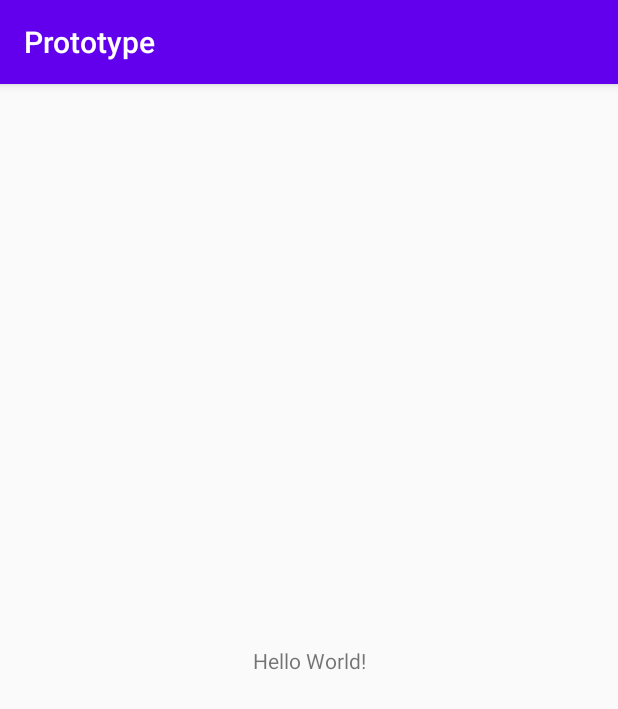
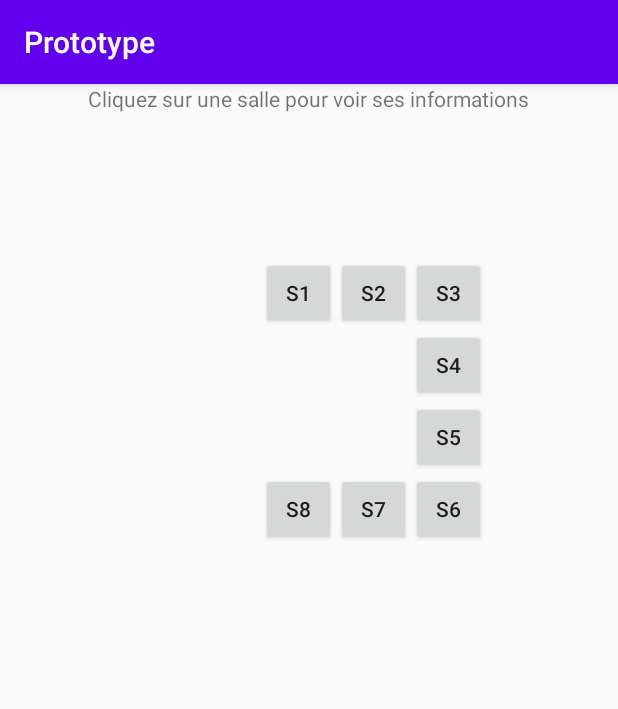
Before and after one commit to jeangeorgesdestruel/IHM-2022-Projet-MOE--Dhaisne---Gutierrez-, an Android app: the screen it shows after launch (MainActivity), on a phone screen of 412 x 824 dp. Shown: the top 709 px of the screen. Run offline under Robolectric (Android 15) with nearby library versions, the phone set to English and light mode, and no system bars.

Commit message:
Strings + Quelques vues

```diff
--- a/app/src/main/java/com/example/prototype/MainActivity.java
+++ b/app/src/main/java/com/example/prototype/MainActivity.java
@@ -9,6 +9,6 @@ public class MainActivity extends AppCompatActivity {
     @Override
     protected void onCreate(Bundle savedInstanceState) {
         super.onCreate(savedInstanceState);
-        setContentView(R.layout.activity_main);
+        setContentView(R.layout.salles);
     }
 }
--- a/app/src/main/res/layout/activity_main.xml
+++ /dev/null
@@ -1,18 +0,0 @@
-<?xml version="1.0" encoding="utf-8"?>
-<androidx.constraintlayout.widget.ConstraintLayout xmlns:android="http://schemas.android.com/apk/res/android"
-    xmlns:app="http://schemas.android.com/apk/res-auto"
-    xmlns:tools="http://schemas.android.com/tools"
-    android:layout_width="match_parent"
-    android:layout_height="match_parent"
-    tools:context=".MainActivity">
-
-    <TextView
-        android:layout_width="wrap_content"
-        android:layout_height="wrap_content"
-        android:text="Hello World!"
-        app:layout_constraintBottom_toBottomOf="parent"
-        app:layout_constraintLeft_toLeftOf="parent"
-        app:layout_constraintRight_toRightOf="parent"
-        app:layout_constraintTop_toTopOf="parent" />
-
-</androidx.constraintlayout.widget.ConstraintLayout>
--- /dev/null
+++ b/app/src/main/res/layout/infosalle.xml
@@ -0,0 +1,6 @@
+<?xml version="1.0" encoding="utf-8"?>
+<LinearLayout xmlns:android="http://schemas.android.com/apk/res/android"
+    android:orientation="vertical" android:layout_width="match_parent"
+    android:layout_height="match_parent">
+
+</LinearLayout>
--- /dev/null
+++ b/app/src/main/res/layout/salles.xml
@@ -0,0 +1,85 @@
+<?xml version="1.0" encoding="utf-8"?>
+<TableLayout xmlns:android="http://schemas.android.com/apk/res/android"
+    xmlns:app="http://schemas.android.com/apk/res-auto"
+    xmlns:tools="http://schemas.android.com/tools"
+    android:layout_width="match_parent" android:layout_height="match_parent"
+    tools:context=".MainActivity"
+    android:stretchColumns="0">
+
+    <TableRow
+        android:layout_width="wrap_content"
+        android:layout_height="wrap_content">
+        <TextView
+            android:layout_width="wrap_content"
+            android:layout_height="wrap_content"
+            android:text="@string/selSalle"
+            android:layout_column="0"
+            android:layout_span="7"
+            android:layout_gravity="center"/>
+    </TableRow>
+    <TableRow android:layout_width="wrap_content"
+        android:layout_height="wrap_content">
+    <Button style="?android:attr/borderlessButtonStyle"/>
+    </TableRow>
+    <TableRow android:layout_width="wrap_content"
+        android:layout_height="wrap_content">
+    <Button style="?android:attr/borderlessButtonStyle"
+        android:layout_column="6"/>
+    </TableRow>
+    <TableRow android:layout_width="wrap_content"
+        android:layout_height="wrap_content">
+        <Button style="?android:attr/borderlessButtonStyle"/>
+        <Button
+            android:layout_width="50dp"
+            android:layout_height="wrap_content"
+            android:layout_column="1"
+            android:text="S1"/>
+        <Button
+            android:layout_width="50dp"
+            android:layout_height="wrap_content"
+            android:layout_column="2"
+            android:text="S2"/>
+        <Button
+            android:layout_width="50dp"
+            android:layout_height="wrap_content"
+            android:layout_column="3"
+            android:text="S3"/>
+    </TableRow>
+    <TableRow android:layout_width="wrap_content"
+        android:layout_height="wrap_content">
+
+        <Button
+            android:layout_width="50dp"
+            android:layout_height="wrap_content"
+            android:layout_column="3"
+            android:text="S4"/>
+    </TableRow>
+    <TableRow android:layout_width="wrap_content"
+        android:layout_height="wrap_content">
+
+        <Button
+            android:layout_width="50dp"
+            android:layout_height="wrap_content"
+            android:layout_column="3"
+            android:text="S5"/>
+    </TableRow>
+
+    <TableRow android:layout_width="wrap_content"
+        android:layout_height="wrap_content">
+        <Button
+            android:layout_width="50dp"
+            android:layout_height="wrap_content"
+            android:layout_column="1"
+            android:text="S8"/>
+        <Button
+            android:layout_width="50dp"
+            android:layout_height="wrap_content"
+            android:layout_column="2"
+            android:text="S7"/>
+        <Button
+            android:layout_width="50dp"
+            android:layout_height="wrap_content"
+            android:layout_column="3"
+            android:text="S6"/>
+    </TableRow>
+</TableLayout>
--- a/app/src/main/res/values/colors.xml
+++ b/app/src/main/res/values/colors.xml
@@ -3,4 +3,5 @@
     <color name="colorPrimary">#6200EE</color>
     <color name="colorPrimaryDark">#3700B3</color>
     <color name="colorAccent">#03DAC5</color>
+    <color name="white">#ffffff</color>
 </resources>
```
Also changed, not shown: app/src/main/res/layout/batiments.xml (added, +36 -0 lines), app/src/main/res/layout/etages.xml (added, +38 -0 lines), app/src/main/res/values/strings.xml (+31 -0 lines), app/src/main/res/values/styles.xml (+8 -0 lines).
